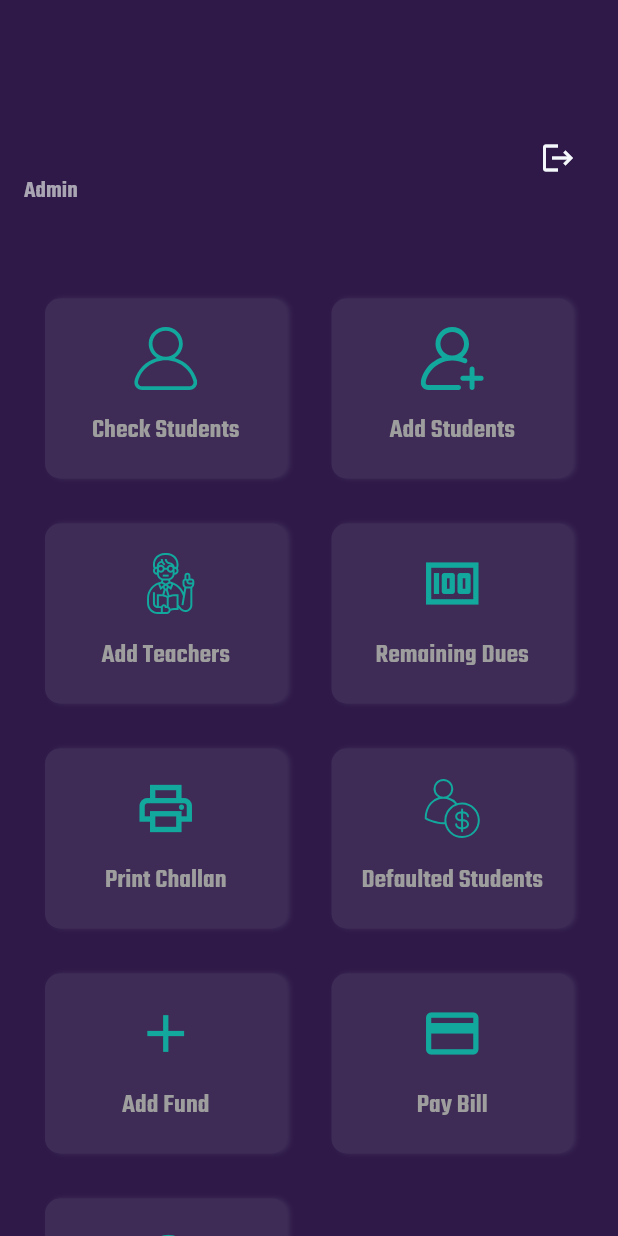
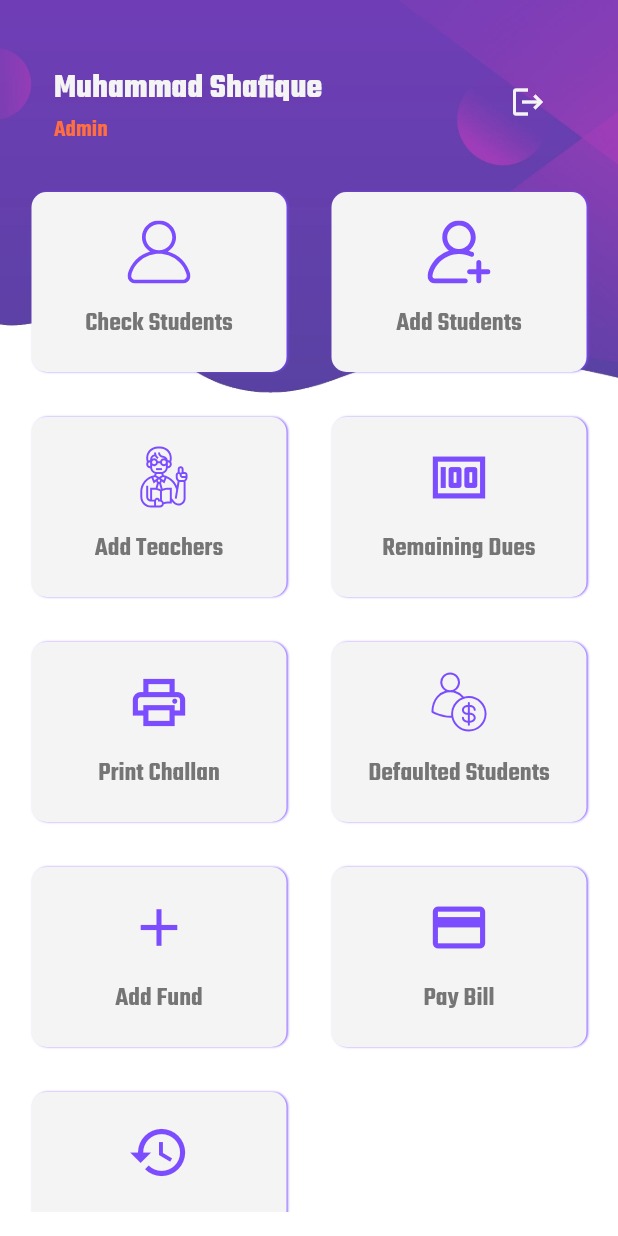
Before and after one commit to shafiquecbl/cafe_admin-V1.0, a Flutter app: the HomeScreen screen opened by its route, on a phone screen of 412 x 824 dp. Run offline on Flutter 3.47's test engine with Material 2 defaults, Android fonts, the phone set to English and light mode, and no system bars; our stand-ins replace cloud_firestore, firebase_auth, firebase_core, flutter_offline, flutter_spinkit, flutter_svg and 3 more; missing offline and left inert: flutter_full_pdf_viewer; accounts and stored records are empty.

Commit message:
Dashboard Updated

```diff
--- a/lib/constants.dart
+++ b/lib/constants.dart
@@ -3,7 +3,6 @@ import 'package:cafe_admin/size_config.dart';
 import 'package:google_fonts/google_fonts.dart';
 
 const kPrimaryColor = Color(0xFF492E7D);
-const kGreenColor = Color(0xFF388E3C);
 const kWhiteColor = Colors.white;
 const hexColor = Color(0xFFf5f4f4);
 const kOfferColor = Color(0xFFE3E9F5);
@@ -13,7 +12,8 @@ const kTextFieldColor = Color(0xFF12A89D);
 const kSecondaryColor = Color(0xFF979797);
 const kTextColor = Color(0xFF757575);
 const kDashboardColor = Color(0xFF2E1948);
-const kCardColor = Color(0xFF3F2C56);
+const kCardColor = hexColor;
+const kIconColor = Colors.deepPurpleAccent;
 
 final headingStyle = TextStyle(
   fontSize: getProportionateScreenWidth(28),
@@ -23,7 +23,7 @@ final headingStyle = TextStyle(
 );
 
 final stylee = GoogleFonts.teko(
-    fontWeight: FontWeight.w600, fontSize: 18, color: Colors.grey[500]);
+    fontWeight: FontWeight.w600, fontSize: 18, color: kTextColor);
 
 // Form Error
 final RegExp emailValidatorRegExp =
--- a/lib/screens/Home_Screen/griddashboard.dart
+++ b/lib/screens/Home_Screen/griddashboard.dart
@@ -15,12 +15,11 @@ import 'package:flutter_staggered_grid_view/flutter_staggered_grid_view.dart';
 class GridDashboard extends StatelessWidget {
   @override
   Widget build(BuildContext context) {
-    return Flexible(
-      child: StaggeredGridView.count(
+    return StaggeredGridView.count(
       crossAxisCount: 2,
       crossAxisSpacing: 30,
       mainAxisSpacing: 30,
-        padding: EdgeInsets.symmetric(horizontal: 30, vertical: 20),
+      padding: EdgeInsets.symmetric(horizontal: 5, vertical: 20),
       staggeredTiles: [
         StaggeredTile.extent(1, 120),
         StaggeredTile.extent(1, 120),
@@ -43,7 +42,6 @@ class GridDashboard extends StatelessWidget {
         payBill(context),
         history(context),
       ],
-      ),
     );
   }
 
@@ -56,10 +54,10 @@ class GridDashboard extends StatelessWidget {
       child: Container(
         decoration: BoxDecoration(boxShadow: [
           BoxShadow(
-            color: kCardColor,
+            color: kIconColor.withOpacity(0.8),
             spreadRadius: 0,
-            blurRadius: 2,
-            offset: Offset(2, 0),
+            blurRadius: 0.5,
+            offset: Offset(1, 0),
           )
         ], color: kCardColor, borderRadius: BorderRadius.circular(10)),
         child: Column(
@@ -67,7 +65,7 @@ class GridDashboard extends StatelessWidget {
           children: <Widget>[
             SvgPicture.asset(
               "assets/icons/teacher.svg",
-              color: kTextFieldColor,
+              color: kIconColor,
               width: 42,
             ),
             SizedBox(
@@ -92,10 +90,10 @@ class GridDashboard extends StatelessWidget {
       child: Container(
         decoration: BoxDecoration(boxShadow: [
           BoxShadow(
-            color: kCardColor,
+            color: kIconColor.withOpacity(0.8),
             spreadRadius: 0,
-            blurRadius: 2,
-            offset: Offset(2, 0),
+            blurRadius: 0.5,
+            offset: Offset(1, 0),
           )
         ], color: kCardColor, borderRadius: BorderRadius.circular(10)),
         child: Column(
@@ -103,7 +101,7 @@ class GridDashboard extends StatelessWidget {
           children: <Widget>[
             SvgPicture.asset(
               "assets/icons/student.svg",
-              color: kTextFieldColor,
+              color: kIconColor,
               width: 42,
             ),
             SizedBox(
@@ -128,10 +126,10 @@ class GridDashboard extends StatelessWidget {
       child: Container(
         decoration: BoxDecoration(boxShadow: [
           BoxShadow(
-            color: kCardColor,
+            color: kIconColor.withOpacity(0.8),
             spreadRadius: 0,
-            blurRadius: 2,
-            offset: Offset(2, 0),
+            blurRadius: 0.5,
+            offset: Offset(1, 0),
           )
         ], color: kCardColor, borderRadius: BorderRadius.circular(10)),
         child: Column(
@@ -139,7 +137,7 @@ class GridDashboard extends StatelessWidget {
           children: <Widget>[
             Icon(
               Icons.print_outlined,
-              color: kTextFieldColor,
+              color: kIconColor,
               size: 42,
             ),
             SizedBox(
@@ -164,10 +162,10 @@ class GridDashboard extends StatelessWidget {
       child: Container(
         decoration: BoxDecoration(boxShadow: [
           BoxShadow(
-            color: kCardColor,
+            color: kIconColor.withOpacity(0.8),
             spreadRadius: 0,
-            blurRadius: 2,
-            offset: Offset(2, 0),
+            blurRadius: 0.5,
+            offset: Offset(1, 0),
           )
         ], color: kCardColor, borderRadius: BorderRadius.circular(10)),
         child: Column(
@@ -175,7 +173,7 @@ class GridDashboard extends StatelessWidget {
           children: <Widget>[
             Icon(
               Icons.history_outlined,
-              color: kTextFieldColor,
+              color: kIconColor,
               size: 42,
             ),
             SizedBox(
@@ -200,10 +198,10 @@ class GridDashboard extends StatelessWidget {
       child: Container(
         decoration: BoxDecoration(boxShadow: [
           BoxShadow(
-            color: kCardColor,
+            color: kIconColor.withOpacity(0.8),
             spreadRadius: 0,
-            blurRadius: 2,
-            offset: Offset(2, 0),
+            blurRadius: 0.5,
+            offset: Offset(1, 0),
           )
         ], color: kCardColor, borderRadius: BorderRadius.circular(10)),
         child: Column(
@@ -211,7 +209,7 @@ class GridDashboard extends StatelessWidget {
           children: <Widget>[
             SvgPicture.asset(
               "assets/icons/User.svg",
-              color: kTextFieldColor,
+              color: kIconColor,
               width: 42,
             ),
             SizedBox(
@@ -236,10 +234,10 @@ class GridDashboard extends StatelessWidget {
       child: Container(
         decoration: BoxDecoration(boxShadow: [
           BoxShadow(
-            color: kCardColor,
+            color: kIconColor.withOpacity(0.8),
             spreadRadius: 0,
-            blurRadius: 2,
-            offset: Offset(2, 0),
+            blurRadius: 0.5,
+            offset: Offset(1, 0),
           )
         ], color: kCardColor, borderRadius: BorderRadius.circular(10)),
         child: Column(
@@ -247,7 +245,7 @@ class GridDashboard extends StatelessWidget {
           children: <Widget>[
             SvgPicture.asset(
               "assets/icons/defaulters.svg",
-              color: kTextFieldColor,
+              color: kIconColor,
               width: 42,
             ),
             SizedBox(
@@ -273,10 +271,10 @@ class GridDashboard extends StatelessWidget {
       child: Container(
         decoration: BoxDecoration(boxShadow: [
           BoxShadow(
-            color: kCardColor,
+            color: kIconColor.withOpacity(0.8),
             spreadRadius: 0,
-            blurRadius: 2,
-            offset: Offset(2, 0),
+            blurRadius: 0.5,
+            offset: Offset(1, 0),
           )
         ], color: kCardColor, borderRadius: BorderRadius.circular(10)),
         child: Column(
@@ -284,7 +282,7 @@ class GridDashboard extends StatelessWidget {
           children: <Widget>[
             Icon(
               Icons.money,
-              color: kTextFieldColor,
+              color: kIconColor,
               size: 42,
             ),
             SizedBox(
@@ -310,10 +308,10 @@ class GridDashboard extends StatelessWidget {
       child: Container(
         decoration: BoxDecoration(boxShadow: [
           BoxShadow(
-            color: kCardColor,
+            color: kIconColor.withOpacity(0.8),
             spreadRadius: 0,
-            blurRadius: 2,
-            offset: Offset(2, 0),
+            blurRadius: 0.5,
+            offset: Offset(1, 0),
           )
         ], color: kCardColor, borderRadius: BorderRadius.circular(10)),
         child: Column(
@@ -321,7 +319,7 @@ class GridDashboard extends StatelessWidget {
           children: <Widget>[
             Icon(
               Icons.payment_outlined,
-              color: kTextFieldColor,
+              color: kIconColor,
               size: 42,
             ),
             SizedBox(
@@ -347,10 +345,10 @@ class GridDashboard extends StatelessWidget {
       child: Container(
         decoration: BoxDecoration(boxShadow: [
           BoxShadow(
-            color: kCardColor,
+            color: kIconColor.withOpacity(0.8),
             spreadRadius: 0,
-            blurRadius: 2,
-            offset: Offset(2, 0),
+            blurRadius: 0.5,
+            offset: Offset(1, 0),
           )
         ], color: kCardColor, borderRadius: BorderRadius.circular(10)),
         child: Column(
@@ -358,7 +356,7 @@ class GridDashboard extends StatelessWidget {
           children: <Widget>[
             Icon(
               Icons.add,
-              color: kTextFieldColor,
+              color: kIconColor,
               size: 42,
             ),
             SizedBox(
--- a/lib/screens/Home_Screen/home_screen.dart
+++ b/lib/screens/Home_Screen/home_screen.dart
@@ -36,60 +36,58 @@ class _HomeScreenState extends State<HomeScreen> {
   }
 
   Widget dashboard(BuildContext context) {
+    var size = MediaQuery.of(context).size;
     return Scaffold(
-        backgroundColor: kDashboardColor,
-        body: Container(
+        backgroundColor: kWhiteColor,
+        body: Stack(
+          children: [
+            Container(
+              width: size.width,
+              height: size.height * 0.4,
+              decoration: BoxDecoration(
+                image: DecorationImage(
+                    image: AssetImage('assets/images/curved3.png'),
+                    fit: BoxFit.cover),
+              ),
+            ),
+            SafeArea(
+              child: Padding(
+                padding: EdgeInsets.all(16.0),
                 child: Column(
                   children: <Widget>[
-              SizedBox(
-                height: 80,
+                    ListTile(
+                        contentPadding:
+                            EdgeInsets.only(left: 20, right: 20, top: 20),
+                        title: Text(
+                          "Muhammad Shafique",
+                          style: GoogleFonts.teko(
+                              color: hexColor,
+                              fontWeight: FontWeight.bold,
+                              fontSize: 22),
                         ),
-              Padding(
-                padding: EdgeInsets.symmetric(horizontal: 16),
-                child: Row(
-                  mainAxisAlignment: MainAxisAlignment.spaceBetween,
-                  children: <Widget>[
-                    Column(
-                      crossAxisAlignment: CrossAxisAlignment.start,
-                      children: <Widget>[
-                        Text(
-                          user.displayName,
-                          style: GoogleFonts.teko(
-                              fontWeight: FontWeight.bold,
-                              fontSize: 22,
-                              color: Colors.grey[350]),
-                        ),
-                        SizedBox(
-                          height: 4,
-                        ),
-                        Text(
+                        subtitle: Text(
                           "Admin",
                           style: GoogleFonts.teko(
-                              color: Color(0xFFAAA5B3),
+                              color: Colors.deepOrangeAccent,
                               fontSize: 16,
                               fontWeight: FontWeight.w600),
                         ),
-                      ],
-                    ),
-                    IconButton(
+                        trailing: IconButton(
                           alignment: Alignment.topCenter,
                           icon: Icon(
                             Icons.logout,
-                        color: kOfferBackColor,
+                            color: hexColor,
                           ),
                           onPressed: () {
                             confirmSignout(context);
                           },
-                    )
+                        )),
+                    Expanded(child: GridDashboard()),
                   ],
                 ),
               ),
-              SizedBox(
-                height: 40,
             ),
-              GridDashboard()
           ],
-          ),
         ));
   }
 
```
Also changed, not shown: assets/images/back1.png (added), assets/images/curved.png (added), assets/images/curved2.png (added), assets/images/curved3.png (added). Lines whose indentation alone changed are shown as unchanged.
